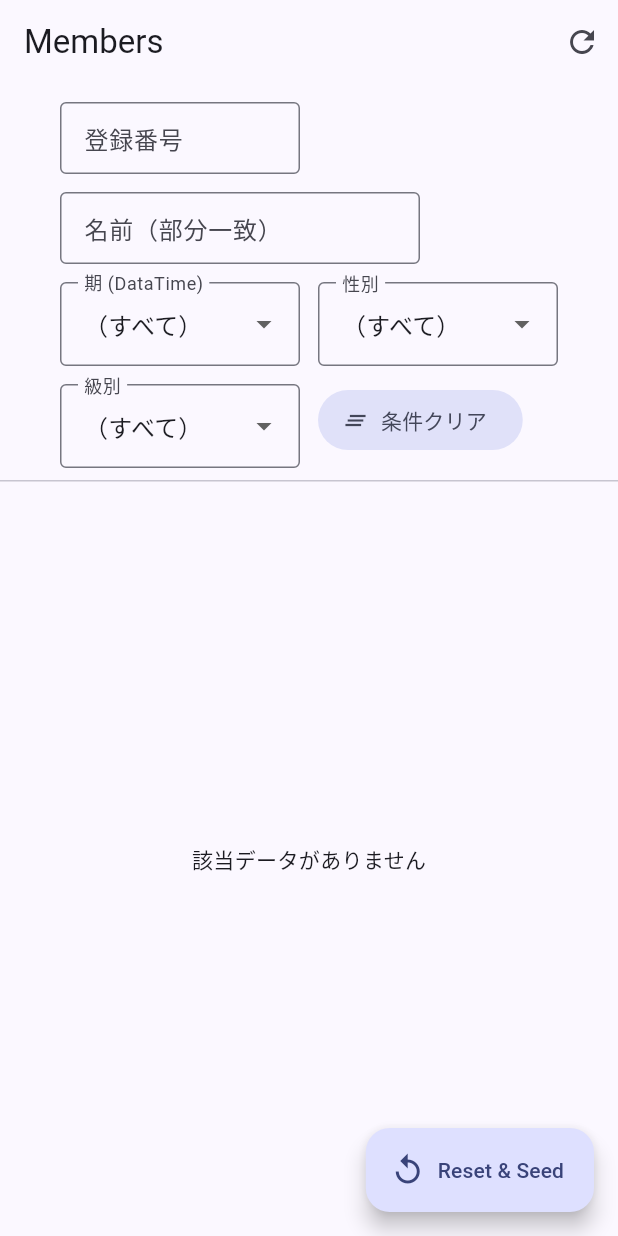
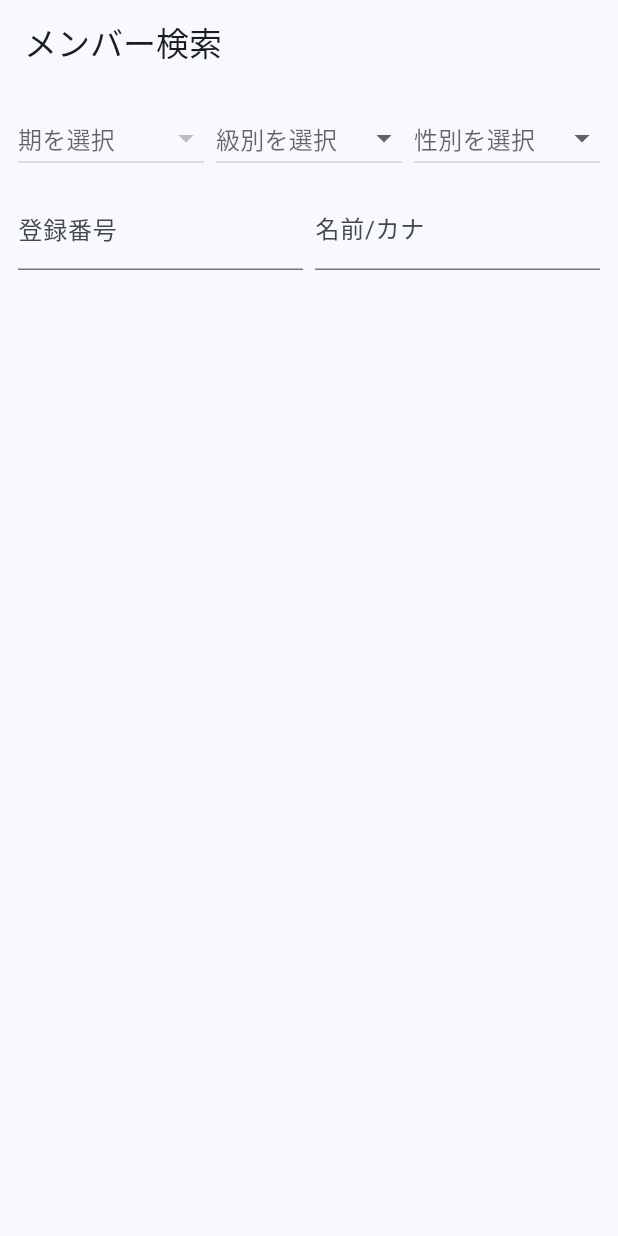
Before and after one commit to teru-kaji/boat_racer_databook, a Flutter app: the screen it shows after launch, on a phone screen of 412 x 824 dp. Run offline on Flutter 3.47's test engine with Material 3 defaults, Android fonts, the light colour scheme and no system bars; our stand-ins replace fl_chart, objectbox; generated files the repository leaves out were written again; statements that could not run were skipped.

Commit message:
・検索画面修正 ・棒グラフ追加 ・dataTime(期)の最大値をデフォ ・検索フィールド追加 ・エラー復旧 ・エラーあり

```diff
--- a/lib/main.dart
+++ b/lib/main.dart
@@ -1,37 +1,33 @@
-// lib/main.dart
 import 'dart:convert';
 import 'package:flutter/material.dart';
 import 'package:flutter/services.dart';
-import 'package:path_provider/path_provider.dart';
-import 'package:path/path.dart' as p;
-
+import 'objectbox.g.dart';
 import 'objectbox.dart';
 import 'models/member.dart';
-import 'objectbox.g.dart'; // ← Member_ を使うのに必須
 import 'member_detail_page.dart';
+import 'package:path_provider/path_provider.dart';
 
 late ObjectBox objectbox;
 
 Future<void> main() async {
   WidgetsFlutterBinding.ensureInitialized();
 
-  final docDir = await getApplicationDocumentsDirectory();
-  final obxDir = p.join(docDir.path, 'objectbox');
+  // アプリ用の保存ディレクトリを取得
+  final dir = await getApplicationDocumentsDirectory();
 
-  objectbox = await ObjectBox.create(directory: obxDir);
+  // ★ directory を指定して呼ぶ
+  objectbox = await ObjectBox.create(directory: dir.path);
 
-  await _seedIfEmpty();
-
+  await _importJsonIfEmpty();
   runApp(const MyApp());
 }
 
-Future<void> _seedIfEmpty() async {
+
+Future<void> _importJsonIfEmpty() async {
   if (objectbox.memberBox.isEmpty()) {
-    final raw = await rootBundle.loadString('assets/members.json');
-    final List list = json.decode(raw) as List;
-    final members = list
-        .map((e) => Member.fromJson(e as Map<String, dynamic>))
-        .toList();
+    final jsonString = await rootBundle.loadString('assets/members.json');
+    final List<dynamic> jsonData = jsonDecode(jsonString);
+    final members = jsonData.map((e) => Member.fromJson(e)).toList();
     objectbox.memberBox.putMany(members);
   }
 }
@@ -42,9 +38,9 @@ class MyApp extends StatelessWidget {
   @override
   Widget build(BuildContext context) {
     return MaterialApp(
-      title: 'Member Search (ObjectBox)',
+      title: 'Member Search',
       theme: ThemeData(
-        colorSchemeSeed: Colors.indigo,
+        colorScheme: ColorScheme.fromSeed(seedColor: Colors.blue),
         useMaterial3: true,
       ),
       home: const MemberListPage(),
@@ -60,20 +56,13 @@ class MemberListPage extends StatefulWidget {
 }
 
 class _MemberListPageState extends State<MemberListPage> {
-  // 入力コントロール
-  final _numberCtrl = TextEditingController(); // 登録番号
-  final _nameCtrl = TextEditingController();   // 名前
-  String? _selectedDataTime; // 期 (DataTime)
-  String? _selectedSex;      // 性別
-  String? _selectedRank;     // 級別
-
-  // 一覧表示
-  List<Member> _items = [];
-
-  // ドロップダウン候補
+  String? _selectedDataTime;
   List<String> _dataTimeOptions = [];
-  List<String> _sexOptions = [];
-  List<String> _rankOptions = [];
+  String? _selectedRank;
+  String? _selectedSex;
+  final TextEditingController _numberController = TextEditingController();
+  final TextEditingController _nameController = TextEditingController();
+  List<Member> _results = [];
 
   @override
   void initState() {
@@ -83,21 +72,14 @@ class _MemberListPageState extends State<MemberListPage> {
 
   void _loadInitial() {
     final all = objectbox.memberBox.getAll();
-
     _dataTimeOptions = _distinctNonEmpty(all.map((m) => m.dataTime));
-    _sexOptions = _distinctNonEmpty(all.map((m) => m.sex));
-    _rankOptions = _distinctNonEmpty(all.map((m) => m.rank));
-
-    // ★ dataTime の最大値を初期値にセット
     if (_dataTimeOptions.isNotEmpty) {
       _selectedDataTime =
           _dataTimeOptions.reduce((a, b) => a.compareTo(b) > 0 ? a : b);
     }
-
     _applyFilters();
   }
 
-  /// null や空文字を除去して、重複しないソート済みリストを返す
   List<String> _distinctNonEmpty(Iterable<String?> source) {
     final set = <String>{};
     for (final v in source) {
@@ -108,179 +90,129 @@ class _MemberListPageState extends State<MemberListPage> {
     return list;
   }
 
-  void _resetFilters() {
-    _numberCtrl.clear();
-    _nameCtrl.clear();
-    setState(() {
-      // DataTime はリセットしても最新期を残す
-      if (_dataTimeOptions.isNotEmpty) {
-        _selectedDataTime =
-            _dataTimeOptions.reduce((a, b) => a.compareTo(b) > 0 ? a : b);
+  void _applyFilters() {
+    var results = objectbox.memberBox.getAll();
+
+    if (_selectedDataTime != null && _selectedDataTime!.isNotEmpty) {
+      results =
+          results.where((m) => m.dataTime == _selectedDataTime).toList();
     }
-      _selectedSex = null;
-      _selectedRank = null;
-    });
-    _applyFilters();
+    if (_numberController.text.isNotEmpty) {
+      results = results
+          .where((m) =>
+          (m.number ?? '').contains(_numberController.text.trim()))
+          .toList();
+    }
+    if (_nameController.text.isNotEmpty) {
+      results = results
+          .where((m) =>
+      (m.name ?? '').contains(_nameController.text.trim()) ||
+          (m.nameKana ?? '').contains(_nameController.text.trim()))
+          .toList();
+    }
+    if (_selectedRank != null && _selectedRank!.isNotEmpty) {
+      results =
+          results.where((m) => m.rank == _selectedRank).toList();
+    }
+    if (_selectedSex != null && _selectedSex!.isNotEmpty) {
+      results =
+          results.where((m) => m.sex == _selectedSex).toList();
     }
 
-  void _applyFilters() {
-    final number = _numberCtrl.text.trim();
-    final name = _nameCtrl.text.trim();
-    final dataTime = _selectedDataTime?.trim() ?? '';
-    final sex = _selectedSex?.trim() ?? '';
-    final rank = _selectedRank?.trim() ?? '';
-
-    Condition<Member>? cond;
-
-    if (dataTime.isNotEmpty) {
-      final c = Member_.dataTime.equals(dataTime);
-      cond = (cond == null) ? c : (cond & c);
-    }
-
-    if (number.isNotEmpty) {
-      final c = Member_.number.equals(number);
-      cond = (cond == null) ? c : (cond & c);
-    }
-
-    if (name.isNotEmpty) {
-      final c = Member_.name.contains(name, caseSensitive: false);
-      cond = (cond == null) ? c : (cond & c);
-    }
-
-    if (sex.isNotEmpty) {
-      final c = Member_.sex.equals(sex);
-      cond = (cond == null) ? c : (cond & c);
-    }
-
-    if (rank.isNotEmpty) {
-      final c = Member_.rank.equals(rank);
-      cond = (cond == null) ? c : (cond & c);
-    }
-
-    final qb = objectbox.memberBox.query(cond).build();
-    final res = qb.find();
-    qb.close();
-
-    res.sort((a, b) => (a.number ?? '').compareTo(b.number ?? ''));
-    setState(() => _items = res);
-  }
-
-  @override
-  void dispose() {
-    _numberCtrl.dispose();
-    _nameCtrl.dispose();
-    super.dispose();
+    setState(() {
+      _results = results;
+    });
   }
 
   @override
   Widget build(BuildContext context) {
     return Scaffold(
-      appBar: AppBar(
-        title: const Text('Members'),
-        actions: [
-          IconButton(
-            onPressed: () {
-              _loadInitial();
-              ScaffoldMessenger.of(context).showSnackBar(
-                const SnackBar(content: Text('一覧を再読み込みしました')),
-              );
-            },
-            icon: const Icon(Icons.refresh),
-            tooltip: 'Reload',
-          ),
-        ],
-      ),
-      body: Column(
+      appBar: AppBar(title: const Text('メンバー検索')),
+      body: Padding(
+        padding: const EdgeInsets.all(12),
+        child: Column(
           children: [
-          Padding(
-            padding: const EdgeInsets.fromLTRB(12, 12, 12, 8),
-            child: Column(
-              crossAxisAlignment: CrossAxisAlignment.start,
+            Row(
               children: [
-                Wrap(
-                  spacing: 12,
-                  runSpacing: 12,
-                  children: [
-                    SizedBox(
-                      width: 160,
-                      child: TextField(
-                        controller: _numberCtrl,
-                        keyboardType: TextInputType.number,
-                        decoration: const InputDecoration(
-                          labelText: '登録番号',
-                          border: OutlineInputBorder(),
-                          isDense: true,
-                        ),
-                        onChanged: (_) => _applyFilters(),
-                      ),
-                    ),
-                    SizedBox(
-                      width: 240,
-                      child: TextField(
-                        controller: _nameCtrl,
-                        decoration: const InputDecoration(
-                          labelText: '名前（部分一致）',
-                          border: OutlineInputBorder(),
-                          isDense: true,
-                        ),
-                        onChanged: (_) => _applyFilters(),
-                      ),
-                    ),
-                    SizedBox(
-                      width: 160,
-                      child: _buildDropdown(
-                        label: '期 (DataTime)',
+                Expanded(
+                  child: DropdownButton<String>(
                     value: _selectedDataTime,
-                        items: _dataTimeOptions,
-                        onChanged: (v) {
-                          setState(() => _selectedDataTime = v);
+                    hint: const Text('期を選択'),
+                    isExpanded: true,
+                    items: _dataTimeOptions
+                        .map((dt) =>
+                        DropdownMenuItem(value: dt, child: Text(dt)))
+                        .toList(),
+                    onChanged: (value) {
+                      setState(() => _selectedDataTime = value);
                       _applyFilters();
                     },
                   ),
                 ),
-                    SizedBox(
-                      width: 160,
-                      child: _buildDropdown(
-                        label: '性別',
-                        value: _selectedSex,
-                        items: _sexOptions,
-                        onChanged: (v) {
-                          setState(() => _selectedSex = v);
+                const SizedBox(width: 8),
+                Expanded(
+                  child: DropdownButton<String>(
+                    value: _selectedRank,
+                    hint: const Text('級別を選択'),
+                    isExpanded: true,
+                    items: const [
+                      DropdownMenuItem(value: 'A1', child: Text('A1')),
+                      DropdownMenuItem(value: 'A2', child: Text('A2')),
+                      DropdownMenuItem(value: 'B1', child: Text('B1')),
+                      DropdownMenuItem(value: 'B2', child: Text('B2')),
+                    ],
+                    onChanged: (value) {
+                      setState(() => _selectedRank = value);
                       _applyFilters();
                     },
                   ),
                 ),
-                    SizedBox(
-                      width: 160,
-                      child: _buildDropdown(
-                        label: '級別',
-                        value: _selectedRank,
-                        items: _rankOptions,
-                        onChanged: (v) {
-                          setState(() => _selectedRank = v);
+                const SizedBox(width: 8),
+                Expanded(
+                  // ★ 性別プルダウン修正版
+                  child: DropdownButton<String>(
+                    value: _selectedSex,
+                    hint: const Text('性別を選択'),
+                    isExpanded: true,
+                    items: const [
+                      DropdownMenuItem(value: '1', child: Text('男性')),
+                      DropdownMenuItem(value: '2', child: Text('女性')),
+                    ],
+                    onChanged: (value) {
+                      setState(() => _selectedSex = value);
                       _applyFilters();
                     },
                   ),
                 ),
-                    FilledButton.tonalIcon(
-                      onPressed: _resetFilters,
-                      icon: const Icon(Icons.clear_all),
-                      label: const Text('条件クリア'),
+              ],
+            ),
+            const SizedBox(height: 8),
+            Row(
+              children: [
+                Expanded(
+                  child: TextField(
+                    controller: _numberController,
+                    decoration: const InputDecoration(labelText: '登録番号'),
+                    onChanged: (v) => _applyFilters(),
+                  ),
+                ),
+                const SizedBox(width: 8),
+                Expanded(
+                  child: TextField(
+                    controller: _nameController,
+                    decoration: const InputDecoration(labelText: '名前/カナ'),
+                    onChanged: (v) => _applyFilters(),
+                  ),
                 ),
               ],
             ),
-              ],
-            ),
-          ),
-          const Divider(height: 1),
+            const SizedBox(height: 12),
             Expanded(
-            child: _items.isEmpty
-                ? const Center(child: Text('該当データがありません'))
-                : ListView.separated(
-              itemCount: _items.length,
-              separatorBuilder: (_, __) => const Divider(height: 1),
+              child: ListView.separated(
+                itemCount: _results.length,
+                separatorBuilder: (_, __) => const Divider(),
                 itemBuilder: (context, index) {
-                final m = _items[index];
+                  final m = _results[index];
                   return ListTile(
                     leading: CircleAvatar(
                       child: Text(
@@ -294,8 +226,10 @@ class _MemberListPageState extends State<MemberListPage> {
                     title: Text(m.name ?? '(no name)'),
                     subtitle: Text([
                       if ((m.number ?? '').isNotEmpty) 'No.${m.number}',
-                    if ((m.dataTime ?? '').isNotEmpty) '期:${m.dataTime}',
-                    if ((m.sex ?? '').isNotEmpty) '性別:${m.sex}',
+                      if ((m.dataTime ?? '').isNotEmpty)
+                        '期:${m.dataTime}',
+                      if ((m.sex ?? '').isNotEmpty)
+                        '性別:${m.sex == "1" ? "男性" : m.sex == "2" ? "女性" : m.sex}',
                       if ((m.rank ?? '').isNotEmpty) '級別:${m.rank}',
                     ].join('  ')),
                     onTap: () {
@@ -312,48 +246,7 @@ class _MemberListPageState extends State<MemberListPage> {
             ),
           ],
         ),
-      floatingActionButton: FloatingActionButton.extended(
-        onPressed: () async {
-          objectbox.memberBox.removeAll();
-          await _seedIfEmpty();
-          _loadInitial();
-          if (mounted) {
-            ScaffoldMessenger.of(context).showSnackBar(
-              const SnackBar(content: Text('members.json を再投入しました')),
-            );
-          }
-        },
-        label: const Text('Reset & Seed'),
-        icon: const Icon(Icons.replay),
       ),
     );
   }
-
-  // 共通ドロップダウン
-  Widget _buildDropdown({
-    required String label,
-    required String? value,
-    required List<String> items,
-    required ValueChanged<String?> onChanged,
-  }) {
-    return DropdownButtonFormField<String>(
-      value: value,
-      isDense: true,
-      decoration: InputDecoration(
-        labelText: label,
-        border: const OutlineInputBorder(),
-      ),
-      items: [
-        const DropdownMenuItem<String>(
-          value: null,
-          child: Text('（すべて）'),
-        ),
-        ...items.map((e) => DropdownMenuItem<String>(
-          value: e,
-          child: Text(e),
-        )),
-      ],
-      onChanged: onChanged,
-    );
 }
-}
```
Also changed, not shown: lib/member_detail_page.dart (+69 -30 lines). Lines whose indentation alone changed are shown as unchanged.
